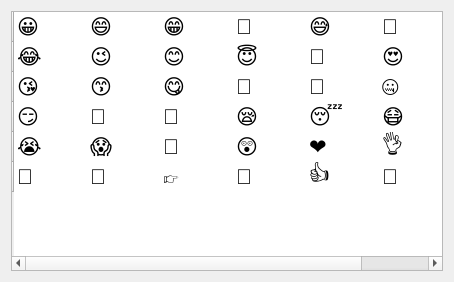
The window that emoji_pop_up.ui (SRIHARSHA018/SChatDb) describes before a commit, drawn with Qt 5.
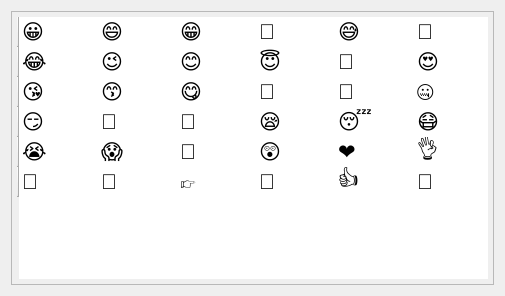
The same window after the commit.

Patch:
```diff
--- a/emoji_pop_up.ui
+++ b/emoji_pop_up.ui
@@ -6,8 +6,8 @@
    <rect>
     <x>0</x>
     <y>0</y>
-    <width>454</width>
-    <height>282</height>
+    <width>505</width>
+    <height>296</height>
    </rect>
   </property>
   <property name="windowTitle">
@@ -21,6 +21,29 @@
        <pointsize>16</pointsize>
       </font>
      </property>
+     <property name="focusPolicy">
+      <enum>Qt::ClickFocus</enum>
+     </property>
+     <property name="contextMenuPolicy">
+      <enum>Qt::NoContextMenu</enum>
+     </property>
+     <property name="autoFillBackground">
+      <bool>true</bool>
+     </property>
+     <property name="styleSheet">
+      <string notr="true">QTableView:item{
+padding:5px;
+}
+QTableView{
+padding:5px;
+}</string>
+     </property>
+     <property name="verticalScrollBarPolicy">
+      <enum>Qt::ScrollBarAlwaysOff</enum>
+     </property>
+     <property name="horizontalScrollBarPolicy">
+      <enum>Qt::ScrollBarAlwaysOff</enum>
+     </property>
      <property name="gridStyle">
       <enum>Qt::NoPen</enum>
      </property>
@@ -28,7 +51,7 @@
       <bool>false</bool>
      </attribute>
      <attribute name="horizontalHeaderDefaultSectionSize">
-      <number>73</number>
+      <number>79</number>
      </attribute>
      <row>
       <property name="text">
```
Left out of the diff: 2 changed lines with no effect on the pictures.
